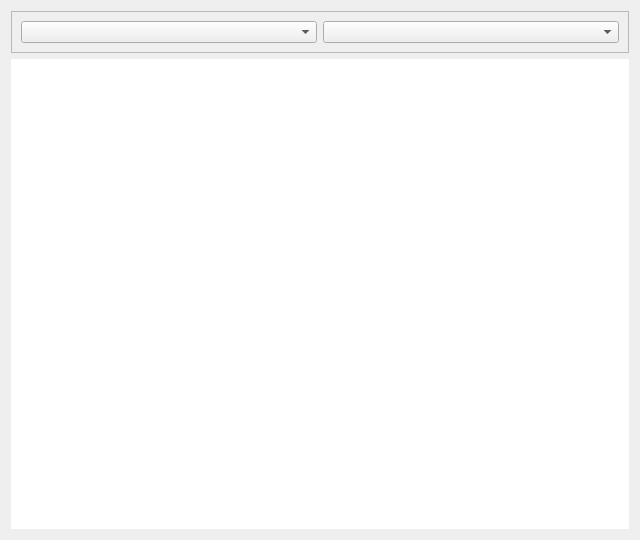
First picture: the form in app/src/ui/activity_logs_page.ui, repository Kazu0210/Inventory-System, before the edit.
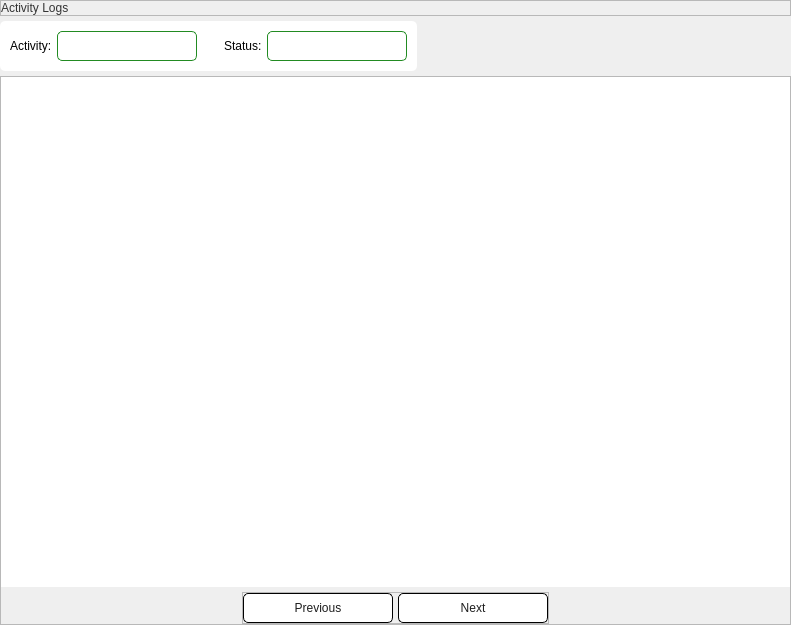
Second picture: the form after the edit.

Commit message: activity logs ui; done

The edit to the form file:
```diff
--- a/app/src/ui/activity_logs_page.ui
+++ b/app/src/ui/activity_logs_page.ui
@@ -6,39 +6,418 @@
    <rect>
     <x>0</x>
     <y>0</y>
-    <width>640</width>
-    <height>540</height>
+    <width>791</width>
+    <height>625</height>
    </rect>
   </property>
   <property name="windowTitle">
    <string>Form</string>
   </property>
+  <property name="styleSheet">
+   <string notr="true">*{
+font: 10pt &quot;Noto Sans&quot;;
+}
+</string>
+  </property>
   <layout class="QVBoxLayout" name="verticalLayout">
+   <property name="spacing">
+    <number>0</number>
+   </property>
+   <property name="leftMargin">
+    <number>0</number>
+   </property>
+   <property name="topMargin">
+    <number>0</number>
+   </property>
+   <property name="rightMargin">
+    <number>0</number>
+   </property>
+   <property name="bottomMargin">
+    <number>0</number>
+   </property>
    <item>
-    <widget class="QFrame" name="frame">
-     <property name="frameShape">
-      <enum>QFrame::StyledPanel</enum>
-     </property>
-     <property name="frameShadow">
-      <enum>QFrame::Raised</enum>
-     </property>
-     <layout class="QHBoxLayout" name="horizontalLayout">
-      <item>
-       <widget class="QComboBox" name="categories_combobox"/>
-      </item>
-      <item>
-       <widget class="QComboBox" name="status_combobox"/>
-      </item>
-     </layout>
-    </widget>
-   </item>
-   <item>
-    <widget class="QTableWidget" name="tableWidget">
+    <widget class="QScrollArea" name="scrollArea">
      <property name="styleSheet">
-      <string notr="true">#tableWidget{
+      <string notr="true">#scrollArea{
+border: none;
+}</string>
+     </property>
+     <property name="widgetResizable">
+      <bool>true</bool>
+     </property>
+     <widget class="QWidget" name="scrollAreaWidgetContents_2">
+      <property name="geometry">
+       <rect>
+        <x>0</x>
+        <y>0</y>
+        <width>774</width>
+        <height>633</height>
+       </rect>
+      </property>
+      <layout class="QVBoxLayout" name="verticalLayout_2">
+       <property name="spacing">
+        <number>5</number>
+       </property>
+       <property name="leftMargin">
+        <number>0</number>
+       </property>
+       <property name="topMargin">
+        <number>0</number>
+       </property>
+       <property name="rightMargin">
+        <number>0</number>
+       </property>
+       <property name="bottomMargin">
+        <number>0</number>
+       </property>
+       <item>
+        <widget class="QFrame" name="frame_2">
+         <property name="frameShape">
+          <enum>QFrame::StyledPanel</enum>
+         </property>
+         <property name="frameShadow">
+          <enum>QFrame::Raised</enum>
+         </property>
+         <layout class="QHBoxLayout" name="horizontalLayout_2">
+          <property name="spacing">
+           <number>0</number>
+          </property>
+          <property name="leftMargin">
+           <number>0</number>
+          </property>
+          <property name="topMargin">
+           <number>0</number>
+          </property>
+          <property name="rightMargin">
+           <number>0</number>
+          </property>
+          <property name="bottomMargin">
+           <number>0</number>
+          </property>
+          <item alignment="Qt::AlignLeft">
+           <widget class="QLabel" name="label">
+            <property name="styleSheet">
+             <string notr="true">font: 87 16pt &quot;Noto Sans Black&quot;;
+color: #333333;</string>
+            </property>
+            <property name="text">
+             <string>Activity Logs</string>
+            </property>
+           </widget>
+          </item>
+         </layout>
+        </widget>
+       </item>
+       <item alignment="Qt::AlignLeft">
+        <widget class="QFrame" name="frame">
+         <property name="styleSheet">
+          <string notr="true">*{
+background-color: transparent;
+}
+#frame{
+background-color: #fff;
+border-radius: 5px;
+}
+
+QComboBox{
+font: 10pt &quot;Inter&quot;;
+background-color: #fff;
+border: 1px solid #228B22;
+border-radius: 5px;
+padding: 5px
+}
+QComboBox::drop-down{
+border: none;
+background: transparent;
+}
+QComboBox::down-arrow {
+image: none;               
+border: none;              
+width: 0; height: 0;       
+border-left: 5px solid none; 
+border-right: 5px solid none;
+border-top: 7px solid #228B22; 
+margin: 0;
+}</string>
+         </property>
+         <property name="frameShape">
+          <enum>QFrame::StyledPanel</enum>
+         </property>
+         <property name="frameShadow">
+          <enum>QFrame::Raised</enum>
+         </property>
+         <layout class="QHBoxLayout" name="horizontalLayout">
+          <property name="spacing">
+           <number>5</number>
+          </property>
+          <property name="leftMargin">
+           <number>9</number>
+          </property>
+          <property name="topMargin">
+           <number>9</number>
+          </property>
+          <property name="rightMargin">
+           <number>9</number>
+          </property>
+          <property name="bottomMargin">
+           <number>9</number>
+          </property>
+          <item alignment="Qt::AlignLeft">
+           <widget class="QFrame" name="frame_3">
+            <property name="frameShape">
+             <enum>QFrame::StyledPanel</enum>
+            </property>
+            <property name="frameShadow">
+             <enum>QFrame::Raised</enum>
+            </property>
+            <layout class="QHBoxLayout" name="horizontalLayout_3">
+             <property name="spacing">
+              <number>5</number>
+             </property>
+             <property name="leftMargin">
+              <number>0</number>
+             </property>
+             <property name="topMargin">
+              <number>0</number>
+             </property>
+             <property name="rightMargin">
+              <number>0</number>
+             </property>
+             <property name="bottomMargin">
+              <number>0</number>
+             </property>
+             <item>
+              <widget class="QLabel" name="label_2">
+               <property name="styleSheet">
+                <string notr="true">font: 63 10pt &quot;Noto Sans SemiBold&quot;;</string>
+               </property>
+               <property name="text">
+                <string>Activity:</string>
+               </property>
+              </widget>
+             </item>
+             <item>
+              <widget class="QComboBox" name="categories_combobox">
+               <property name="minimumSize">
+                <size>
+                 <width>140</width>
+                 <height>30</height>
+                </size>
+               </property>
+               <property name="maximumSize">
+                <size>
+                 <width>140</width>
+                 <height>30</height>
+                </size>
+               </property>
+              </widget>
+             </item>
+            </layout>
+           </widget>
+          </item>
+          <item>
+           <spacer name="horizontalSpacer">
+            <property name="orientation">
+             <enum>Qt::Horizontal</enum>
+            </property>
+            <property name="sizeType">
+             <enum>QSizePolicy::Fixed</enum>
+            </property>
+            <property name="sizeHint" stdset="0">
+             <size>
+              <width>20</width>
+              <height>20</height>
+             </size>
+            </property>
+           </spacer>
+          </item>
+          <item alignment="Qt::AlignLeft">
+           <widget class="QFrame" name="frame_4">
+            <property name="frameShape">
+             <enum>QFrame::StyledPanel</enum>
+            </property>
+            <property name="frameShadow">
+             <enum>QFrame::Raised</enum>
+            </property>
+            <layout class="QHBoxLayout" name="horizontalLayout_4">
+             <property name="spacing">
+              <number>5</number>
+             </property>
+             <property name="leftMargin">
+              <number>0</number>
+             </property>
+             <property name="topMargin">
+              <number>0</number>
+             </property>
+             <property name="rightMargin">
+              <number>0</number>
+             </property>
+             <property name="bottomMargin">
+              <number>0</number>
+             </property>
+             <item>
+              <widget class="QLabel" name="label_3">
+               <property name="styleSheet">
+                <string notr="true">font: 63 10pt &quot;Noto Sans SemiBold&quot;;</string>
+               </property>
+               <property name="text">
+                <string>Status:</string>
+               </property>
+              </widget>
+             </item>
+             <item>
+              <widget class="QComboBox" name="status_combobox">
+               <property name="minimumSize">
+                <size>
+                 <width>140</width>
+                 <height>30</height>
+                </size>
+               </property>
+               <property name="maximumSize">
+                <size>
+                 <width>140</width>
+                 <height>30</height>
+                </size>
+               </property>
+              </widget>
+             </item>
+            </layout>
+           </widget>
+          </item>
+         </layout>
+        </widget>
+       </item>
+       <item>
+        <widget class="QFrame" name="frame_5">
+         <property name="frameShape">
+          <enum>QFrame::StyledPanel</enum>
+         </property>
+         <property name="frameShadow">
+          <enum>QFrame::Raised</enum>
+         </property>
+         <layout class="QVBoxLayout" name="verticalLayout_3">
+          <property name="spacing">
+           <number>5</number>
+          </property>
+          <property name="leftMargin">
+           <number>0</number>
+          </property>
+          <property name="topMargin">
+           <number>0</number>
+          </property>
+          <property name="rightMargin">
+           <number>0</number>
+          </property>
+          <property name="bottomMargin">
+           <number>0</number>
+          </property>
+          <item>
+           <widget class="QTableWidget" name="tableWidget">
+            <property name="minimumSize">
+             <size>
+              <width>300</width>
+              <height>500</height>
+             </size>
+            </property>
+            <property name="styleSheet">
+             <string notr="true">#tableWidget{
 border:none;
 }</string>
-     </property>
+            </property>
+           </widget>
+          </item>
+          <item alignment="Qt::AlignHCenter">
+           <widget class="QFrame" name="frame_6">
+            <property name="frameShape">
+             <enum>QFrame::StyledPanel</enum>
+            </property>
+            <property name="frameShadow">
+             <enum>QFrame::Raised</enum>
+            </property>
+            <layout class="QHBoxLayout" name="horizontalLayout_5">
+             <property name="spacing">
+              <number>5</number>
+             </property>
+             <property name="leftMargin">
+              <number>0</number>
+             </property>
+             <property name="topMargin">
+              <number>0</number>
+             </property>
+             <property name="rightMargin">
+              <number>0</number>
+             </property>
+             <property name="bottomMargin">
+              <number>0</number>
+             </property>
+             <item>
+              <widget class="QPushButton" name="prev_pushButton">
+               <property name="minimumSize">
+                <size>
+                 <width>150</width>
+                 <height>30</height>
+                </size>
+               </property>
+               <property name="maximumSize">
+                <size>
+                 <width>150</width>
+                 <height>30</height>
+                </size>
+               </property>
+               <property name="cursor">
+                <cursorShape>PointingHandCursor</cursorShape>
+               </property>
+               <property name="styleSheet">
+                <string notr="true">background-color: #fff;
+border: 1px solid #000;
+border-radius: 5px;
+padding: 5px;
+font: 87 10pt &quot;Noto Sans Black&quot;;
+color: #1E1E1E;</string>
+               </property>
+               <property name="text">
+                <string>Previous</string>
+               </property>
+              </widget>
+             </item>
+             <item>
+              <widget class="QPushButton" name="next_pushButton">
+               <property name="minimumSize">
+                <size>
+                 <width>150</width>
+                 <height>30</height>
+                </size>
+               </property>
+               <property name="maximumSize">
+                <size>
+                 <width>150</width>
+                 <height>30</height>
+                </size>
+               </property>
+               <property name="cursor">
+                <cursorShape>PointingHandCursor</cursorShape>
+               </property>
+               <property name="styleSheet">
+                <string notr="true">background-color: #fff;
+border: 1px solid #000;
+border-radius: 5px;
+padding: 5px;
+font: 87 10pt &quot;Noto Sans Black&quot;;
+color: #1E1E1E;</string>
+               </property>
+               <property name="text">
+                <string>Next</string>
+               </property>
+              </widget>
+             </item>
+            </layout>
+           </widget>
+          </item>
+         </layout>
+        </widget>
+       </item>
+      </layout>
+     </widget>
     </widget>
    </item>
   </layout>
```
The commit also changes 80 other files.
